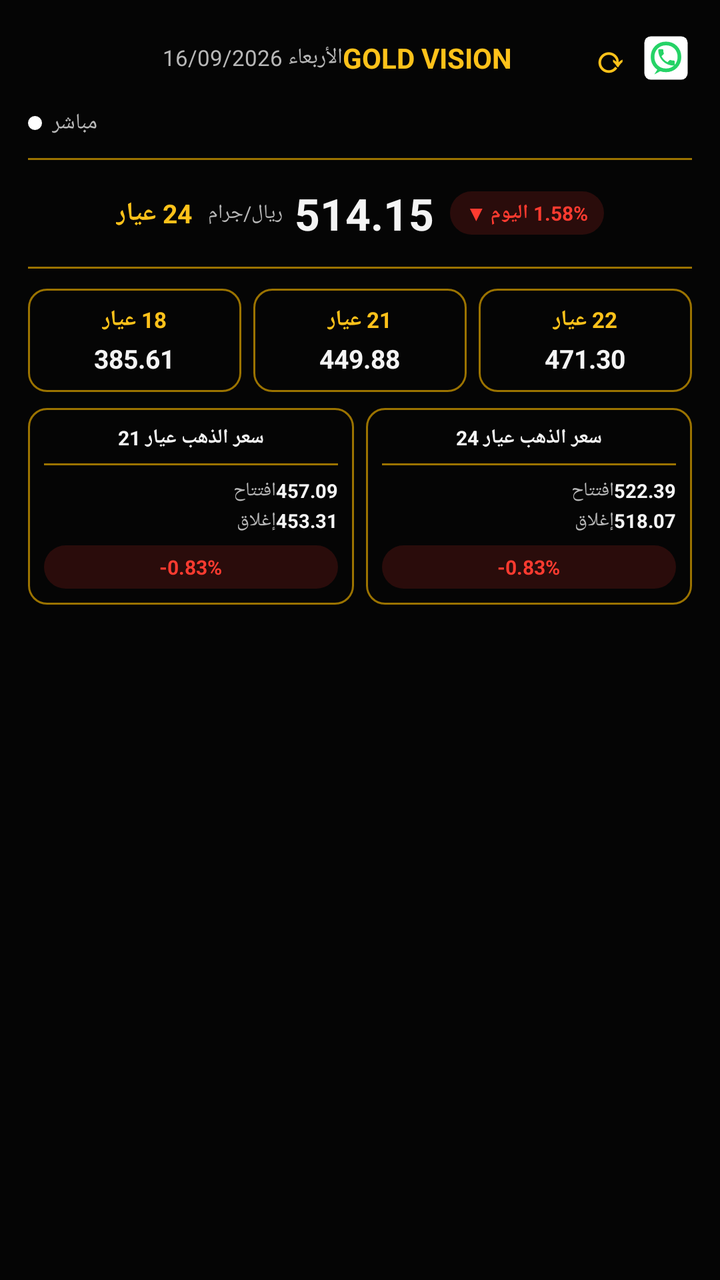
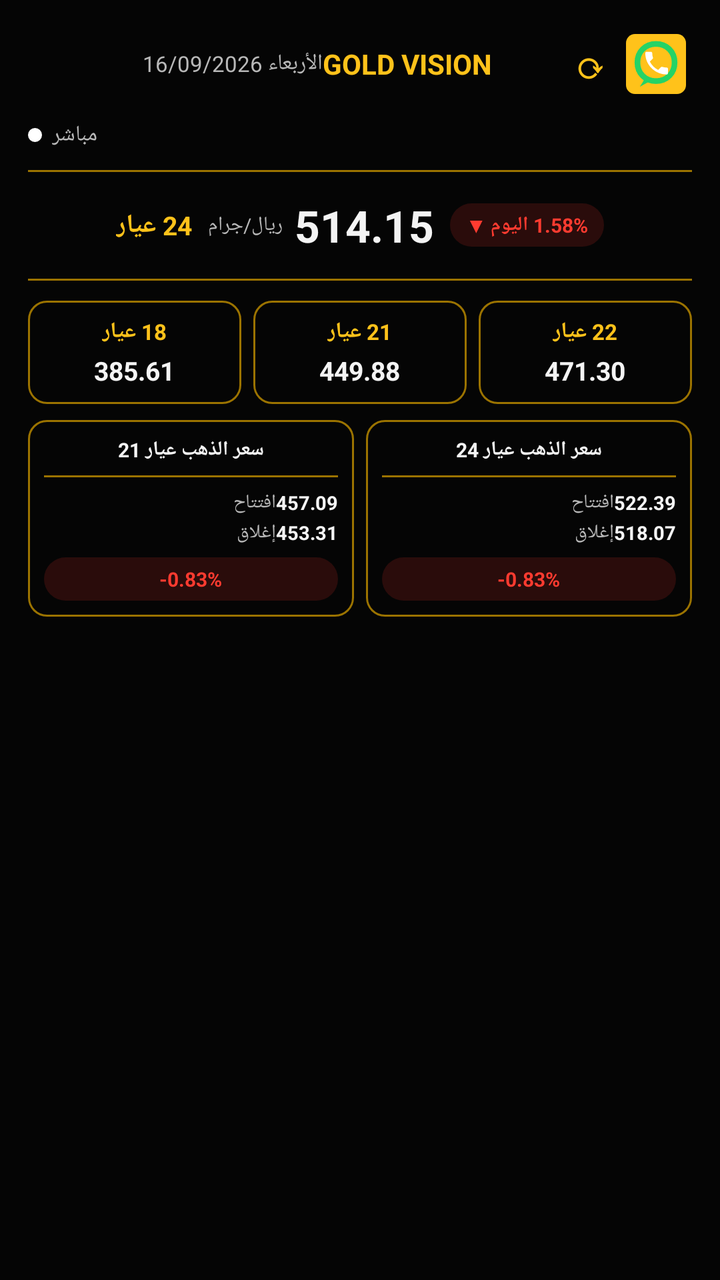

Before-and-after screenshots of an Android layout around one commit, followed by the original layout XML and the change that was made.
<!-- AndroidManifest.xml: application theme Theme.GoldVision -->
<!-- res/layout/gold_price_widget_preview.xml -->
<?xml version="1.0" encoding="utf-8"?>
<LinearLayout xmlns:android="http://schemas.android.com/apk/res/android"
    android:layout_width="match_parent"
    android:layout_height="match_parent"
    android:orientation="vertical"
    android:background="@color/ic_launcher_background"
    android:padding="14dp">

    <LinearLayout
        android:layout_width="match_parent"
        android:layout_height="wrap_content"
        android:orientation="horizontal"
        android:gravity="center_vertical">
        <TextView
            android:layout_width="0dp"
            android:layout_height="wrap_content"
            android:layout_weight="1"
            android:text="الأربعاء 16/09/2026"
            android:textColor="#B8B8B8"
            android:textSize="11sp" />
        <TextView
            android:layout_width="wrap_content"
            android:layout_height="wrap_content"
            android:layout_marginEnd="6dp"
            android:text="GOLD VISION"
            android:textColor="@color/widget_gold"
            android:textSize="14sp"
            android:textStyle="bold" />
        <ImageView
            android:layout_width="20dp"
            android:layout_height="20dp"
            android:layout_marginEnd="8dp"
            android:src="@mipmap/ic_launcher"
            android:contentDescription="@null" />
        <TextView
            android:layout_width="30dp"
            android:layout_height="30dp"
            android:gravity="center"
            android:text="⟳"
            android:textColor="@color/widget_gold"
            android:textSize="18sp"
            android:textStyle="bold" />
        <ImageView
            android:layout_width="26dp"
            android:layout_height="26dp"
            android:src="@drawable/ic_whatsapp"
            android:contentDescription="@null" />
    </LinearLayout>

    <LinearLayout
        android:layout_width="wrap_content"
        android:layout_height="wrap_content"
        android:layout_marginTop="10dp"
        android:orientation="horizontal"
        android:gravity="center_vertical">
        <ImageView
            android:layout_width="7dp"
            android:layout_height="7dp"
            android:layout_marginEnd="5dp"
            android:src="@drawable/dot_circle"
            android:contentDescription="@null" />
        <TextView
            android:layout_width="wrap_content"
            android:layout_height="wrap_content"
            android:text="مباشر"
            android:textColor="#B8B8B8"
            android:textSize="11sp" />
    </LinearLayout>

    <FrameLayout
        android:layout_width="match_parent"
        android:layout_height="1dp"
        android:layout_marginTop="10dp"
        android:background="#9B7300" />

    <LinearLayout
        android:layout_width="match_parent"
        android:layout_height="wrap_content"
        android:layout_marginTop="12dp"
        android:orientation="horizontal"
        android:gravity="center_vertical|center_horizontal">
        <TextView
            android:layout_width="wrap_content"
            android:layout_height="wrap_content"
            android:layout_marginEnd="8dp"
            android:text="24 عيار"
            android:textColor="@color/widget_gold"
            android:textSize="13sp"
            android:textStyle="bold" />
        <TextView
            android:layout_width="wrap_content"
            android:layout_height="wrap_content"
            android:layout_marginEnd="6dp"
            android:text="ريال/جرام"
            android:textColor="#B8B8B8"
            android:textSize="10sp" />
        <TextView
            android:layout_width="wrap_content"
            android:layout_height="wrap_content"
            android:layout_marginEnd="8dp"
            android:text="514.15"
            android:textColor="#F4F4F4"
            android:textSize="22sp"
            android:textStyle="bold" />
        <LinearLayout
            android:layout_width="wrap_content"
            android:layout_height="wrap_content"
            android:background="@drawable/pill_bg_red"
            android:paddingHorizontal="8dp"
            android:paddingVertical="4dp">
            <TextView
                android:layout_width="wrap_content"
                android:layout_height="wrap_content"
                android:text="1.58% اليوم ▼"
                android:textColor="@color/widget_red"
                android:textSize="10sp"
                android:textStyle="bold" />
        </LinearLayout>
    </LinearLayout>

    <FrameLayout
        android:layout_width="match_parent"
        android:layout_height="1dp"
        android:layout_marginTop="12dp"
        android:background="#9B7300" />

    <LinearLayout
        android:layout_width="match_parent"
        android:layout_height="wrap_content"
        android:layout_marginTop="10dp"
        android:orientation="horizontal">
        <LinearLayout
            android:layout_width="0dp"
            android:layout_height="wrap_content"
            android:layout_weight="1"
            android:layout_marginEnd="6dp"
            android:orientation="vertical"
            android:gravity="center_horizontal"
            android:background="@drawable/widget_box_border"
            android:padding="8dp">
            <TextView
                android:layout_width="wrap_content"
                android:layout_height="wrap_content"
                android:text="18 عيار"
                android:textColor="@color/widget_gold"
                android:textSize="11sp"
                android:textStyle="bold" />
            <TextView
                android:layout_width="wrap_content"
                android:layout_height="wrap_content"
                android:layout_marginTop="3dp"
                android:text="385.61"
                android:textColor="#F4F4F4"
                android:textSize="13sp"
                android:textStyle="bold" />
        </LinearLayout>
        <LinearLayout
            android:layout_width="0dp"
            android:layout_height="wrap_content"
            android:layout_weight="1"
            android:layout_marginEnd="6dp"
            android:orientation="vertical"
            android:gravity="center_horizontal"
            android:background="@drawable/widget_box_border"
            android:padding="8dp">
            <TextView
                android:layout_width="wrap_content"
                android:layout_height="wrap_content"
                android:text="21 عيار"
                android:textColor="@color/widget_gold"
                android:textSize="11sp"
                android:textStyle="bold" />
            <TextView
                android:layout_width="wrap_content"
                android:layout_height="wrap_content"
                android:layout_marginTop="3dp"
                android:text="449.88"
                android:textColor="#F4F4F4"
                android:textSize="13sp"
                android:textStyle="bold" />
        </LinearLayout>
        <LinearLayout
            android:layout_width="0dp"
            android:layout_height="wrap_content"
            android:layout_weight="1"
            android:orientation="vertical"
            android:gravity="center_horizontal"
            android:background="@drawable/widget_box_border"
            android:padding="8dp">
            <TextView
                android:layout_width="wrap_content"
                android:layout_height="wrap_content"
                android:text="22 عيار"
                android:textColor="@color/widget_gold"
                android:textSize="11sp"
                android:textStyle="bold" />
            <TextView
                android:layout_width="wrap_content"
                android:layout_height="wrap_content"
                android:layout_marginTop="3dp"
                android:text="471.30"
                android:textColor="#F4F4F4"
                android:textSize="13sp"
                android:textStyle="bold" />
        </LinearLayout>
    </LinearLayout>

    <LinearLayout
        android:layout_width="match_parent"
        android:layout_height="wrap_content"
        android:layout_marginTop="8dp"
        android:orientation="horizontal">

        <LinearLayout
            android:layout_width="0dp"
            android:layout_height="wrap_content"
            android:layout_weight="1"
            android:layout_marginEnd="6dp"
            android:orientation="vertical"
            android:background="@drawable/widget_box_border"
            android:padding="8dp">
            <TextView
                android:layout_width="match_parent"
                android:layout_height="wrap_content"
                android:gravity="center"
                android:text="سعر الذهب عيار 21"
                android:textColor="#F4F4F4"
                android:textSize="10sp"
                android:textStyle="bold" />
            <FrameLayout
                android:layout_width="match_parent"
                android:layout_height="1dp"
                android:layout_marginTop="6dp"
                android:layout_marginBottom="6dp"
                android:background="#9B7300" />
            <LinearLayout
                android:layout_width="match_parent"
                android:layout_height="wrap_content"
                android:orientation="horizontal">
                <TextView
                    android:layout_width="0dp"
                    android:layout_height="wrap_content"
                    android:layout_weight="1"
                    android:text="افتتاح"
                    android:textColor="#B8B8B8"
                    android:textSize="9.5sp" />
                <TextView
                    android:layout_width="wrap_content"
                    android:layout_height="wrap_content"
                    android:text="457.09"
                    android:textColor="#F4F4F4"
                    android:textSize="9.5sp"
                    android:textStyle="bold" />
            </LinearLayout>
            <LinearLayout
                android:layout_width="match_parent"
                android:layout_height="wrap_content"
                android:layout_marginTop="2dp"
                android:orientation="horizontal">
                <TextView
                    android:layout_width="0dp"
                    android:layout_height="wrap_content"
                    android:layout_weight="1"
                    android:text="إغلاق"
                    android:textColor="#B8B8B8"
                    android:textSize="9.5sp" />
                <TextView
                    android:layout_width="wrap_content"
                    android:layout_height="wrap_content"
                    android:text="453.31"
                    android:textColor="#F4F4F4"
                    android:textSize="9.5sp"
                    android:textStyle="bold" />
            </LinearLayout>
            <LinearLayout
                android:layout_width="match_parent"
                android:layout_height="wrap_content"
                android:layout_marginTop="6dp"
                android:background="@drawable/pill_bg_red"
                android:gravity="center"
                android:paddingVertical="4dp">
                <TextView
                    android:layout_width="wrap_content"
                    android:layout_height="wrap_content"
                    android:text="-0.83%"
                    android:textColor="@color/widget_red"
                    android:textSize="10sp"
                    android:textStyle="bold" />
            </LinearLayout>
        </LinearLayout>

        <LinearLayout
            android:layout_width="0dp"
            android:layout_height="wrap_content"
            android:layout_weight="1"
            android:orientation="vertical"
            android:background="@drawable/widget_box_border"
            android:padding="8dp">
            <TextView
                android:layout_width="match_parent"
                android:layout_height="wrap_content"
                android:gravity="center"
                android:text="سعر الذهب عيار 24"
                android:textColor="#F4F4F4"
                android:textSize="10sp"
                android:textStyle="bold" />
            <FrameLayout
                android:layout_width="match_parent"
                android:layout_height="1dp"
                android:layout_marginTop="6dp"
                android:layout_marginBottom="6dp"
                android:background="#9B7300" />
            <LinearLayout
                android:layout_width="match_parent"
                android:layout_height="wrap_content"
                android:orientation="horizontal">
                <TextView
                    android:layout_width="0dp"
                    android:layout_height="wrap_content"
                    android:layout_weight="1"
                    android:text="افتتاح"
                    android:textColor="#B8B8B8"
                    android:textSize="9.5sp" />
                <TextView
                    android:layout_width="wrap_content"
                    android:layout_height="wrap_content"
                    android:text="522.39"
                    android:textColor="#F4F4F4"
                    android:textSize="9.5sp"
                    android:textStyle="bold" />
            </LinearLayout>
            <LinearLayout
                android:layout_width="match_parent"
                android:layout_height="wrap_content"
                android:layout_marginTop="2dp"
                android:orientation="horizontal">
                <TextView
                    android:layout_width="0dp"
                    android:layout_height="wrap_content"
                    android:layout_weight="1"
                    android:text="إغلاق"
                    android:textColor="#B8B8B8"
                    android:textSize="9.5sp" />
                <TextView
                    android:layout_width="wrap_content"
                    android:layout_height="wrap_content"
                    android:text="518.07"
                    android:textColor="#F4F4F4"
                    android:textSize="9.5sp"
                    android:textStyle="bold" />
            </LinearLayout>
            <LinearLayout
                android:layout_width="match_parent"
                android:layout_height="wrap_content"
                android:layout_marginTop="6dp"
                android:background="@drawable/pill_bg_red"
                android:gravity="center"
                android:paddingVertical="4dp">
                <TextView
                    android:layout_width="wrap_content"
                    android:layout_height="wrap_content"
                    android:text="-0.83%"
                    android:textColor="@color/widget_red"
                    android:textSize="10sp"
                    android:textStyle="bold" />
            </LinearLayout>
        </LinearLayout>
    </LinearLayout>

</LinearLayout>
<!-- resources referenced by this layout -->
<resources>
  <color name="ic_launcher_background">#050505</color>
  <color name="widget_gold">#FFC21A</color>
  <color name="widget_red">#FF3B30</color>
  <!-- drawable dot_circle (drawable) -->
  <?xml version="1.0" encoding="utf-8"?>
  <shape xmlns:android="http://schemas.android.com/apk/res/android"
      android:shape="oval">
      <solid android:color="#FFFFFF" />
  </shape>
  <!-- drawable ic_whatsapp (drawable) -->
  <?xml version="1.0" encoding="utf-8"?>
  <vector xmlns:android="http://schemas.android.com/apk/res/android"
      android:width="26dp"
      android:height="26dp"
      android:viewportWidth="24"
      android:viewportHeight="24">
      <path
          android:fillColor="#FFFFFF"
          android:pathData="M5,2 L19,2 A3,3 0 0 1 22,5 L22,19 A3,3 0 0 1 19,22 L5,22 A3,3 0 0 1 2,19 L2,5 A3,3 0 0 1 5,2 Z" />
      <path
          android:fillColor="#00000000"
          android:strokeColor="#25D366"
          android:strokeWidth="1.7"
          android:pathData="M18.2,11.5 C18.2,7.93 15.57,5.3 12,5.3 C8.43,5.3 5.8,7.93 5.8,11.5 C5.8,15.07 8.43,17.7 12,17.7 C15.57,17.7 18.2,15.07 18.2,11.5 Z" />
      <path
          android:fillColor="#25D366"
          android:pathData="M8.6,16.4 L6.6,19.6 L10.2,17.6 Z" />
      <group
          android:pivotX="11.5"
          android:pivotY="11.5"
          android:scaleX="0.42"
          android:scaleY="0.42"
          android:translateX="0.5"
          android:translateY="0">
          <path
              android:fillColor="#25D366"
              android:pathData="M6.62,10.79c1.44,2.83 3.76,5.14 6.59,6.59l2.2,-2.2c0.27,-0.27 0.67,-0.36 1.02,-0.24 1.12,0.37 2.33,0.57 3.57,0.57 0.55,0 1,0.45 1,1L21,20c0,0.55 -0.45,1 -1,1 -9.39,0 -17,-7.61 -17,-17 0,-0.55 0.45,-1 1,-1h3.5c0.55,0 1,0.45 1,1 0,1.25 0.2,2.45 0.57,3.57 0.11,0.35 0.03,0.74 -0.25,1.02l-2.2,2.2z" />
      </group>
  </vector>
  <!-- drawable pill_bg_red (drawable) -->
  <?xml version="1.0" encoding="utf-8"?>
  <shape xmlns:android="http://schemas.android.com/apk/res/android"
      android:shape="rectangle">
      <solid android:color="#26FF3B30" />
      <corners android:radius="14dp" />
  </shape>
  <!-- drawable widget_box_border (drawable) -->
  <?xml version="1.0" encoding="utf-8"?>
  <shape xmlns:android="http://schemas.android.com/apk/res/android"
      android:shape="rectangle">
      <stroke android:width="1dp" android:color="#9B7300" />
      <corners android:radius="9dp" />
  </shape>
  <!-- mipmap ic_launcher (mipmap-anydpi-v26) -->
  <?xml version="1.0" encoding="utf-8"?>
  <adaptive-icon xmlns:android="http://schemas.android.com/apk/res/android">
      <background android:drawable="@color/ic_launcher_background"/>
      <foreground android:drawable="@mipmap/ic_launcher_foreground"/>
  </adaptive-icon>
  <style name="Theme.GoldVision" parent="android:Theme.Material.NoActionBar">
          <item name="android:windowBackground">@android:color/black</item>
          <item name="android:statusBarColor">@android:color/black</item>
          <item name="android:navigationBarColor">@android:color/black</item>
      </style>
</resources>

<!-- the commit's change to res/layout/gold_price_widget_preview.xml (unified diff, before → after) -->
@@ -41,8 +41,8 @@
             android:textSize="18sp"
             android:textStyle="bold" />
         <ImageView
-            android:layout_width="26dp"
-            android:layout_height="26dp"
+            android:layout_width="36dp"
+            android:layout_height="36dp"
             android:src="@drawable/ic_whatsapp"
             android:contentDescription="@null" />
     </LinearLayout>
<!-- resource entries referenced after the edit -->
@@ -12,17 +12,17 @@
   <!-- drawable ic_whatsapp (drawable) -->
   <?xml version="1.0" encoding="utf-8"?>
   <vector xmlns:android="http://schemas.android.com/apk/res/android"
-      android:width="26dp"
-      android:height="26dp"
+      android:width="36dp"
+      android:height="36dp"
       android:viewportWidth="24"
       android:viewportHeight="24">
       <path
-          android:fillColor="#FFFFFF"
+          android:fillColor="#FFC21A"
           android:pathData="M5,2 L19,2 A3,3 0 0 1 22,5 L22,19 A3,3 0 0 1 19,22 L5,22 A3,3 0 0 1 2,19 L2,5 A3,3 0 0 1 5,2 Z" />
       <path
           android:fillColor="#00000000"
           android:strokeColor="#25D366"
-          android:strokeWidth="1.7"
+          android:strokeWidth="1.9"
           android:pathData="M18.2,11.5 C18.2,7.93 15.57,5.3 12,5.3 C8.43,5.3 5.8,7.93 5.8,11.5 C5.8,15.07 8.43,17.7 12,17.7 C15.57,17.7 18.2,15.07 18.2,11.5 Z" />
       <path
           android:fillColor="#25D366"
@@ -35,7 +35,7 @@
           android:translateX="0.5"
           android:translateY="0">
           <path
-              android:fillColor="#25D366"
+              android:fillColor="#FFFFFF"
               android:pathData="M6.62,10.79c1.44,2.83 3.76,5.14 6.59,6.59l2.2,-2.2c0.27,-0.27 0.67,-0.36 1.02,-0.24 1.12,0.37 2.33,0.57 3.57,0.57 0.55,0 1,0.45 1,1L21,20c0,0.55 -0.45,1 -1,1 -9.39,0 -17,-7.61 -17,-17 0,-0.55 0.45,-1 1,-1h3.5c0.55,0 1,0.45 1,1 0,1.25 0.2,2.45 0.57,3.57 0.11,0.35 0.03,0.74 -0.25,1.02l-2.2,2.2z" />
       </group>
   </vector>
